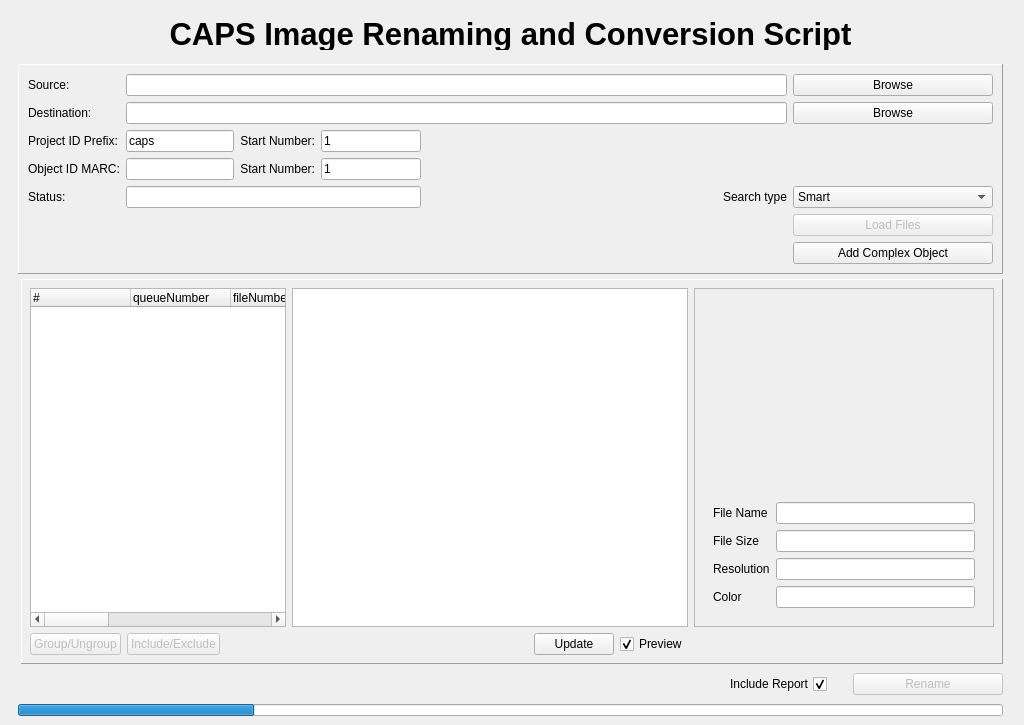
Before: the Qt Designer form rename_files/gui_datafiles/rename.ui in carevealed/image_rename_and_convert, drawn with Qt 5.
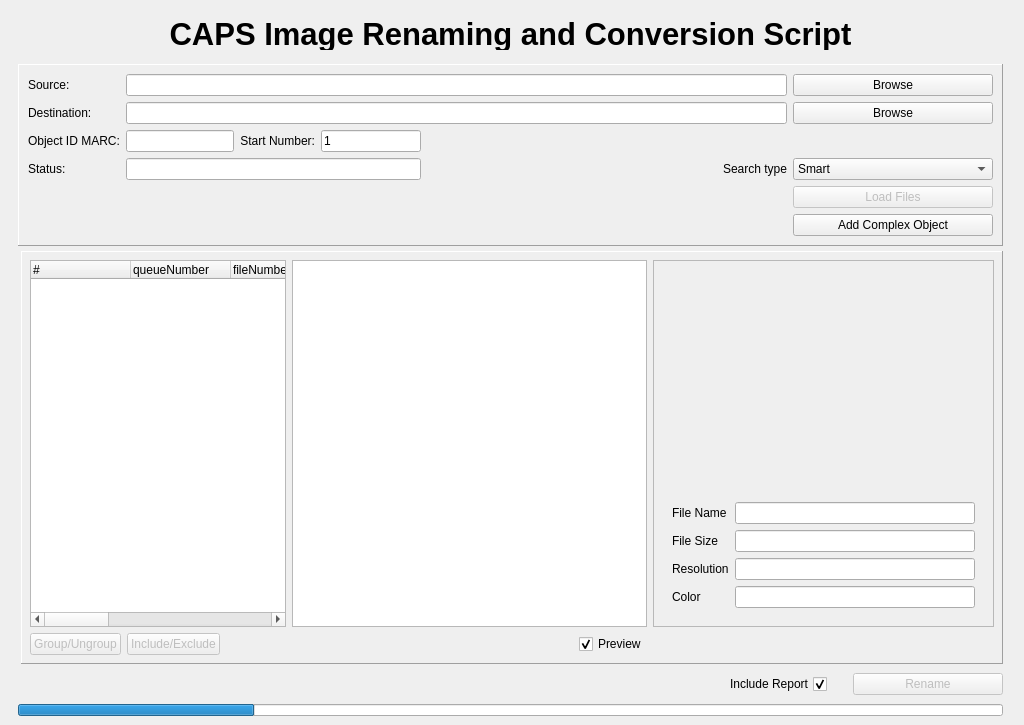
After: the same form once the commit is applied.

Commit message: removed project ID

```diff
--- a/rename_files/gui_datafiles/rename.ui
+++ b/rename_files/gui_datafiles/rename.ui
@@ -124,140 +124,6 @@
             <enum>QFrame::Raised</enum>
            </property>
            <layout class="QGridLayout" name="gridLayout_4">
-            <item row="4" column="1" colspan="3">
-             <widget class="QLineEdit" name="lineEdit_validStatus">
-              <property name="sizePolicy">
-               <sizepolicy hsizetype="Expanding" vsizetype="Fixed">
-                <horstretch>0</horstretch>
-                <verstretch>0</verstretch>
-               </sizepolicy>
-              </property>
-              <property name="readOnly">
-               <bool>true</bool>
-              </property>
-             </widget>
-            </item>
-            <item row="3" column="3">
-             <widget class="QLineEdit" name="lineEdit_OID_startNum">
-              <property name="sizePolicy">
-               <sizepolicy hsizetype="Maximum" vsizetype="Fixed">
-                <horstretch>0</horstretch>
-                <verstretch>0</verstretch>
-               </sizepolicy>
-              </property>
-              <property name="maximumSize">
-               <size>
-                <width>100</width>
-                <height>16777215</height>
-               </size>
-              </property>
-              <property name="text">
-               <string>1</string>
-              </property>
-             </widget>
-            </item>
-            <item row="2" column="3">
-             <widget class="QLineEdit" name="lineEdit_PID_startNum">
-              <property name="sizePolicy">
-               <sizepolicy hsizetype="Maximum" vsizetype="Fixed">
-                <horstretch>0</horstretch>
-                <verstretch>0</verstretch>
-               </sizepolicy>
-              </property>
-              <property name="maximumSize">
-               <size>
-                <width>100</width>
-                <height>16777215</height>
-               </size>
-              </property>
-              <property name="text">
-               <string>1</string>
-              </property>
-             </widget>
-            </item>
-            <item row="4" column="0">
-             <widget class="QLabel" name="label_validStatus">
-              <property name="sizePolicy">
-               <sizepolicy hsizetype="Fixed" vsizetype="Preferred">
-                <horstretch>0</horstretch>
-                <verstretch>0</verstretch>
-               </sizepolicy>
-              </property>
-              <property name="text">
-               <string>Status:</string>
-              </property>
-              <property name="buddy">
-               <cstring>lineEdit_validStatus</cstring>
-              </property>
-             </widget>
-            </item>
-            <item row="2" column="2">
-             <widget class="QLabel" name="label_PID_startNum">
-              <property name="sizePolicy">
-               <sizepolicy hsizetype="Fixed" vsizetype="Preferred">
-                <horstretch>0</horstretch>
-                <verstretch>0</verstretch>
-               </sizepolicy>
-              </property>
-              <property name="text">
-               <string>Start Number:</string>
-              </property>
-              <property name="alignment">
-               <set>Qt::AlignRight|Qt::AlignTrailing|Qt::AlignVCenter</set>
-              </property>
-              <property name="buddy">
-               <cstring>lineEdit_PID_startNum</cstring>
-              </property>
-             </widget>
-            </item>
-            <item row="2" column="0">
-             <widget class="QLabel" name="label_PID_prefix">
-              <property name="sizePolicy">
-               <sizepolicy hsizetype="Fixed" vsizetype="Preferred">
-                <horstretch>0</horstretch>
-                <verstretch>0</verstretch>
-               </sizepolicy>
-              </property>
-              <property name="text">
-               <string>Project ID Prefix:</string>
-              </property>
-              <property name="buddy">
-               <cstring>lineEdit_PID_prefix</cstring>
-              </property>
-             </widget>
-            </item>
-            <item row="2" column="1">
-             <widget class="QLineEdit" name="lineEdit_PID_prefix">
-              <property name="sizePolicy">
-               <sizepolicy hsizetype="Fixed" vsizetype="Fixed">
-                <horstretch>0</horstretch>
-                <verstretch>0</verstretch>
-               </sizepolicy>
-              </property>
-              <property name="text">
-               <string>caps</string>
-              </property>
-             </widget>
-            </item>
-            <item row="3" column="2">
-             <widget class="QLabel" name="label_OID_startNum">
-              <property name="sizePolicy">
-               <sizepolicy hsizetype="Fixed" vsizetype="Preferred">
-                <horstretch>0</horstretch>
-                <verstretch>0</verstretch>
-               </sizepolicy>
-              </property>
-              <property name="text">
-               <string>Start Number:</string>
-              </property>
-              <property name="alignment">
-               <set>Qt::AlignRight|Qt::AlignTrailing|Qt::AlignVCenter</set>
-              </property>
-              <property name="buddy">
-               <cstring>lineEdit_OID_startNum</cstring>
-              </property>
-             </widget>
-            </item>
             <item row="0" column="6">
              <widget class="QPushButton" name="pushButton_sourceBrowse">
               <property name="sizePolicy">
@@ -289,7 +155,26 @@
               </property>
              </widget>
             </item>
-            <item row="3" column="1">
+            <item row="2" column="3">
+             <widget class="QLineEdit" name="lineEdit_OID_startNum">
+              <property name="sizePolicy">
+               <sizepolicy hsizetype="Maximum" vsizetype="Fixed">
+                <horstretch>0</horstretch>
+                <verstretch>0</verstretch>
+               </sizepolicy>
+              </property>
+              <property name="maximumSize">
+               <size>
+                <width>100</width>
+                <height>16777215</height>
+               </size>
+              </property>
+              <property name="text">
+               <string>1</string>
+              </property>
+             </widget>
+            </item>
+            <item row="2" column="1">
              <widget class="QLineEdit" name="lineEdit_OID_MARC">
               <property name="sizePolicy">
                <sizepolicy hsizetype="Fixed" vsizetype="Fixed">
@@ -299,7 +184,7 @@
               </property>
              </widget>
             </item>
-            <item row="4" column="5">
+            <item row="3" column="5">
              <widget class="QLabel" name="lbl_searchType">
               <property name="sizePolicy">
                <sizepolicy hsizetype="Maximum" vsizetype="Preferred">
@@ -315,21 +200,58 @@
               </property>
              </widget>
             </item>
-            <item row="4" column="6">
-             <widget class="QComboBox" name="cb_searchType">
-              <item>
-               <property name="text">
-                <string>Smart</string>
-               </property>
-              </item>
-              <item>
-               <property name="text">
-                <string>All</string>
-               </property>
-              </item>
+            <item row="1" column="1" colspan="5">
+             <widget class="QLineEdit" name="lineEdit_destination"/>
+            </item>
+            <item row="3" column="1" colspan="3">
+             <widget class="QLineEdit" name="lineEdit_validStatus">
+              <property name="sizePolicy">
+               <sizepolicy hsizetype="Expanding" vsizetype="Fixed">
+                <horstretch>0</horstretch>
+                <verstretch>0</verstretch>
+               </sizepolicy>
+              </property>
+              <property name="readOnly">
+               <bool>true</bool>
+              </property>
              </widget>
             </item>
-            <item row="6" column="6">
+            <item row="3" column="0">
+             <widget class="QLabel" name="label_validStatus">
+              <property name="sizePolicy">
+               <sizepolicy hsizetype="Fixed" vsizetype="Preferred">
+                <horstretch>0</horstretch>
+                <verstretch>0</verstretch>
+               </sizepolicy>
+              </property>
+              <property name="text">
+               <string>Status:</string>
+              </property>
+              <property name="buddy">
+               <cstring>lineEdit_validStatus</cstring>
+              </property>
+             </widget>
+            </item>
+            <item row="2" column="2">
+             <widget class="QLabel" name="label_OID_startNum">
+              <property name="sizePolicy">
+               <sizepolicy hsizetype="Fixed" vsizetype="Preferred">
+                <horstretch>0</horstretch>
+                <verstretch>0</verstretch>
+               </sizepolicy>
+              </property>
+              <property name="text">
+               <string>Start Number:</string>
+              </property>
+              <property name="alignment">
+               <set>Qt::AlignRight|Qt::AlignTrailing|Qt::AlignVCenter</set>
+              </property>
+              <property name="buddy">
+               <cstring>lineEdit_OID_startNum</cstring>
+              </property>
+             </widget>
+            </item>
+            <item row="5" column="6">
              <widget class="QPushButton" name="pushButton_load_filles">
               <property name="enabled">
                <bool>false</bool>
@@ -345,7 +267,21 @@
               </property>
              </widget>
             </item>
-            <item row="3" column="0">
+            <item row="3" column="6">
+             <widget class="QComboBox" name="cb_searchType">
+              <item>
+               <property name="text">
+                <string>Smart</string>
+               </property>
+              </item>
+              <item>
+               <property name="text">
+                <string>All</string>
+               </property>
+              </item>
+             </widget>
+            </item>
+            <item row="2" column="0">
              <widget class="QLabel" name="label_OID_MARC">
               <property name="sizePolicy">
                <sizepolicy hsizetype="Fixed" vsizetype="Preferred">
@@ -383,9 +319,6 @@
             <item row="0" column="1" colspan="5">
              <widget class="QLineEdit" name="lineEdit_source"/>
             </item>
-            <item row="1" column="1" colspan="5">
-             <widget class="QLineEdit" name="lineEdit_destination"/>
-            </item>
             <item row="1" column="0">
              <widget class="QLabel" name="label_destination">
               <property name="sizePolicy">
@@ -418,7 +351,7 @@
               </property>
              </widget>
             </item>
-            <item row="7" column="6">
+            <item row="6" column="6">
              <widget class="QPushButton" name="pushButton_add_complex">
               <property name="text">
                <string>Add Complex Object</string>
@@ -430,12 +363,8 @@
            <zorder>lineEdit_source</zorder>
            <zorder>label_destination</zorder>
            <zorder>lineEdit_destination</zorder>
-           <zorder>label_PID_prefix</zorder>
-           <zorder>lineEdit_PID_prefix</zorder>
-           <zorder>lineEdit_PID_startNum</zorder>
            <zorder>label_OID_MARC</zorder>
            <zorder>lineEdit_OID_MARC</zorder>
-           <zorder>label_PID_startNum</zorder>
            <zorder>label_OID_startNum</zorder>
            <zorder>lineEdit_OID_startNum</zorder>
            <zorder>label_validStatus</zorder>
@@ -490,40 +419,7 @@
                <property name="margin">
                 <number>0</number>
                </property>
-               <item row="3" column="1">
-                <widget class="QPushButton" name="pushButton_group">
-                 <property name="enabled">
-                  <bool>false</bool>
-                 </property>
-                 <property name="autoFillBackground">
-                  <bool>false</bool>
-                 </property>
-                 <property name="text">
-                  <string>Group/Ungroup</string>
-                 </property>
-                 <property name="flat">
-                  <bool>false</bool>
-                 </property>
-                </widget>
-               </item>
-               <item row="3" column="2">
-                <widget class="QPushButton" name="pushButton_include">
-                 <property name="enabled">
-                  <bool>false</bool>
-                 </property>
-                 <property name="text">
-                  <string>Include/Exclude</string>
-                 </property>
-                </widget>
-               </item>
                <item row="3" column="5">
-                <widget class="QPushButton" name="pushButton_update">
-                 <property name="text">
-                  <string>Update</string>
-                 </property>
-                </widget>
-               </item>
-               <item row="3" column="6">
                 <widget class="QCheckBox" name="checkBox_preview">
                  <property name="maximumSize">
                   <size>
@@ -539,7 +435,20 @@
                  </property>
                 </widget>
                </item>
-               <item row="2" column="8">
+               <item row="3" column="3">
+                <spacer name="horizontalSpacer_4">
+                 <property name="orientation">
+                  <enum>Qt::Horizontal</enum>
+                 </property>
+                 <property name="sizeHint" stdset="0">
+                  <size>
+                   <width>40</width>
+                   <height>20</height>
+                  </size>
+                 </property>
+                </spacer>
+               </item>
+               <item row="2" column="7">
                 <widget class="QFrame" name="frame_preview">
                  <property name="sizePolicy">
                   <sizepolicy hsizetype="Minimum" vsizetype="Preferred">
@@ -746,20 +655,33 @@
                  </layout>
                 </widget>
                </item>
-               <item row="3" column="3">
-                <spacer name="horizontalSpacer_4">
-                 <property name="orientation">
-                  <enum>Qt::Horizontal</enum>
+               <item row="3" column="1">
+                <widget class="QPushButton" name="pushButton_group">
+                 <property name="enabled">
+                  <bool>false</bool>
                  </property>
-                 <property name="sizeHint" stdset="0">
-                  <size>
-                   <width>40</width>
-                   <height>20</height>
-                  </size>
+                 <property name="autoFillBackground">
+                  <bool>false</bool>
                  </property>
-                </spacer>
+                 <property name="text">
+                  <string>Group/Ungroup</string>
+                 </property>
+                 <property name="flat">
+                  <bool>false</bool>
+                 </property>
+                </widget>
                </item>
-               <item row="2" column="1" colspan="6">
+               <item row="3" column="2">
+                <widget class="QPushButton" name="pushButton_include">
+                 <property name="enabled">
+                  <bool>false</bool>
+                 </property>
+                 <property name="text">
+                  <string>Include/Exclude</string>
+                 </property>
+                </widget>
+               </item>
+               <item row="2" column="1" colspan="5">
                 <layout class="QHBoxLayout" name="horizontalLayout_5">
                  <item>
                   <widget class="QTreeWidget" name="tree_files">
@@ -833,7 +755,6 @@
               <zorder>frame_preview</zorder>
               <zorder>checkBox_preview</zorder>
               <zorder>horizontalSpacer_4</zorder>
-              <zorder>pushButton_update</zorder>
              </widget>
             </item>
            </layout>
```
Left out of the diff: 2 changed lines with no effect on the pictures. The commit also changes 6 other files.
